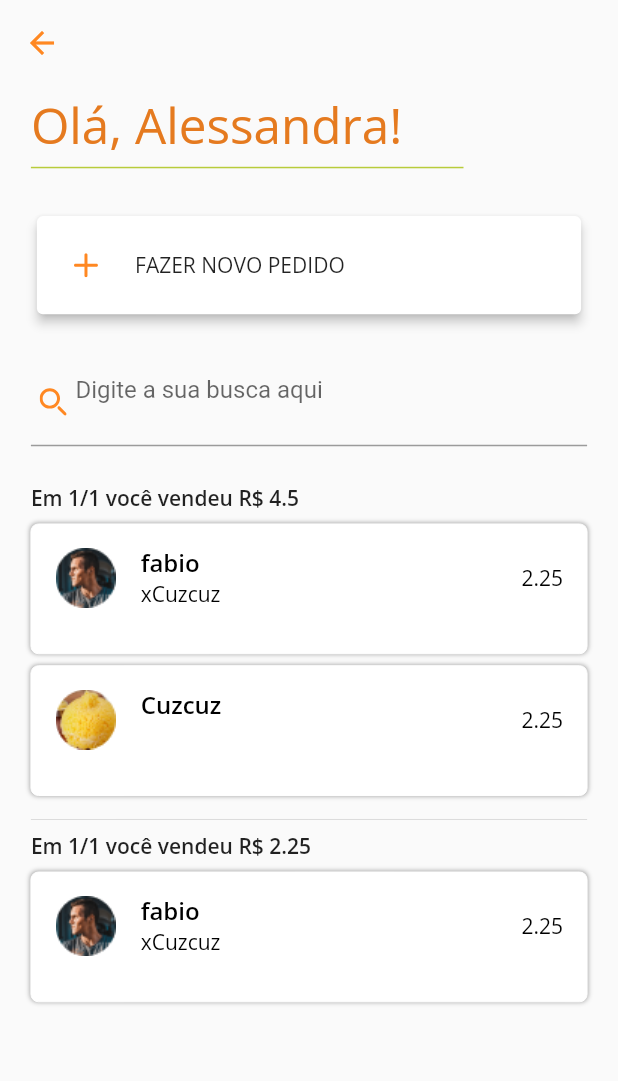
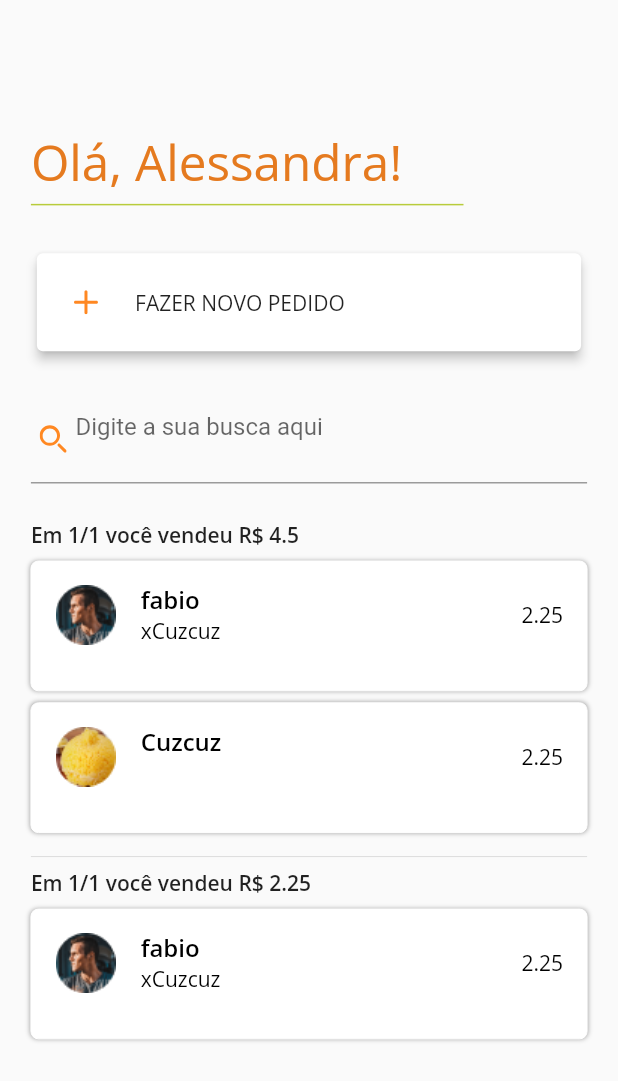
Before and after one commit to fdaniel13/desafio_flutter_mobile, a Flutter app: the Historic screen opened by its route, on a phone screen of 412 x 824 dp. Shown: the top 1081 px of the screen. Run offline on Flutter 3.47's test engine with Material 2 defaults, Android fonts, the phone set to English and light mode, and no system bars; our stand-ins replace flutter_mobx, flutter_svg, google_fonts, mobx, table_calendar; missing offline and left inert: dart:ffi; generated files the repository leaves out were written again.

Commit message:
Logica da finalização de pedidos feita: limpar carrinho e salva no historico

```diff
--- a/lib/models/productSolicitation.dart
+++ b/lib/models/productSolicitation.dart
@@ -9,8 +9,9 @@ class ProductSolicitation{
   List<Product> _product;
   Map<int,Product> _productOrder;
   DateTime _date;
+  double _total;
 
-  ProductSolicitation(this._client,this._product,this._date);
+  ProductSolicitation(this._client,this._product,this._date,this._total);
 
    set client(Client client)=>this._client=client;
    set product(List<Product> product)=>this._product=product;
--- a/lib/pages/clientPage/views/clientView.dart
+++ b/lib/pages/clientPage/views/clientView.dart
@@ -121,7 +121,7 @@ class _ClientViewState extends State<ClientView> with ComponentsPage {
               padding: const EdgeInsets.all(8.0),
               child: Observer(
                 builder: (_){
-                  return Text('Total : R\$ ${clientVM.lengthClientsSel} selecionados',
+                  return Text('Total : R\$ ${clientVM.clientsSelected.length} selecionados',
                     style: GoogleFonts.openSans(
                         color: Colors.white,
                         fontWeight: FontWeight.w600
--- a/lib/pages/homePage/store/homeStore.dart
+++ b/lib/pages/homePage/store/homeStore.dart
@@ -16,10 +16,10 @@ abstract class HomeStoreBase with Store{
     ProductSolicitation(Client('fabio','images/bairanMask.png'),
         [Product('Cuzcuz','images/cuscuzSimples.png',2.25,['milho','arroz']),
           Product('Cuzcuz','images/cuscuzSimples.png',2.25,['milho','arroz'])],
-        DateTime.utc(2021,1)),
+        DateTime.utc(2021,1),0),
     ProductSolicitation(Client('fabio','images/bairanMask.png'),
         [Product('Cuzcuz','images/cuscuzSimples.png',2.25,['milho','arroz'])],
-        DateTime.utc(2021,1)),
+        DateTime.utc(2021,1),0),
   ].asObservable();
 
   @observable
--- a/lib/pages/homePage/view/historicView/historic.dart
+++ b/lib/pages/homePage/view/historicView/historic.dart
@@ -20,13 +20,7 @@ class _HistoricState extends State<Historic> with ComponentsPage{
     double sizeH = MediaQuery.of(this.context).size.height;
 
     return Scaffold(
-      appBar: AppBar(
-        elevation: 0,
-        backgroundColor: Color(0xffFAFAFA),
-        toolbarHeight: sizeH*0.07,
-      ),
       body:SingleChildScrollView(
-        physics: NeverScrollableScrollPhysics(),
         child: Container(
             height: 2*sizeH,
             width: sizeW,
@@ -37,6 +31,9 @@ class _HistoricState extends State<Historic> with ComponentsPage{
               children: [
                 Column(
                   children: [
+                    Container(
+                      height: sizeH*0.1,
+                    ),
                     Container(
                       width: sizeW,
                       height: sizeH*0.07,
```
Also changed, not shown: lib/components/components.dart (+7 -5 lines), lib/pages/clientPage/viewModel/clientViewModel.dart (+13 -3 lines), lib/pages/clientPage/views/clientOptionsView.dart (+25 -13 lines), lib/pages/endOrderedPage/viewModel/endOrderedViewModel.dart (added, +37 -0 lines), lib/pages/endOrderedPage/views/endOrdered.dart (+27 -1 lines), images/pedidoFinalizado.svg, lib/pages/clientPage/viewModel/clientViewModel.g.dart.
